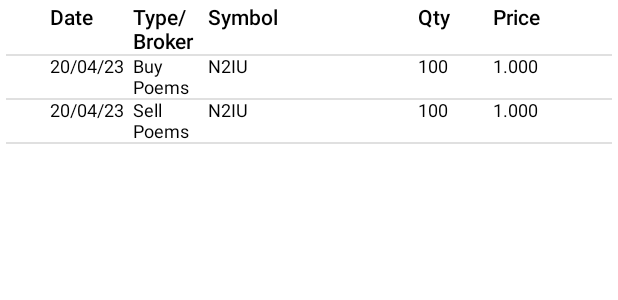
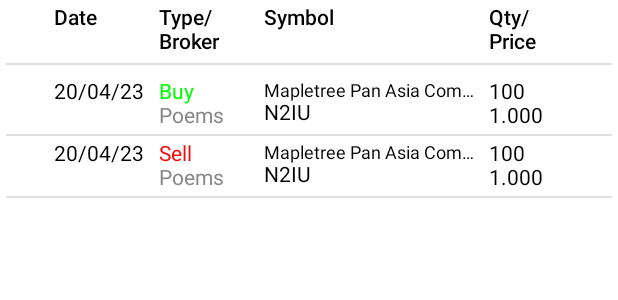
Before and after one commit to PohAnson/StockPortfolio, an Android app built with Jetpack Compose: the @Preview function TransactionTablePreview, on a phone screen of 412 x 824 dp. Shown: the top 300 px of the screen. Run offline under Robolectric (Android 15) with nearby library versions, the phone set to English and light mode, and no system bars; our stand-ins replace Room's generated code.

Commit message:
Improved UI for Transaction Listing

```diff
--- a/OwlioApp/app/src/main/java/com/example/owlio/data/OwlioDatabase.kt
+++ b/OwlioApp/app/src/main/java/com/example/owlio/data/OwlioDatabase.kt
@@ -20,7 +20,7 @@ abstract class OwlioDatabase : RoomDatabase() {
             return INSTANCE ?: synchronized(this) {
                 Room.databaseBuilder(
                     context.applicationContext, OwlioDatabase::class.java, "stock_info"
-                ).fallbackToDestructiveMigration().createFromAsset("databases/stock_info.db")
+                ).fallbackToDestructiveMigration().createFromAsset("databases/prepopulated_data.db")
                     .build().also {
                         INSTANCE = it
                     }
--- a/OwlioApp/app/src/main/java/com/example/owlio/ui/screen/transaction/TransactionScreen.kt
+++ b/OwlioApp/app/src/main/java/com/example/owlio/ui/screen/transaction/TransactionScreen.kt
@@ -3,7 +3,6 @@ package com.example.owlio.ui.screen.transaction
 import androidx.compose.foundation.layout.Box
 import androidx.compose.foundation.layout.fillMaxSize
 import androidx.compose.foundation.layout.padding
-import androidx.compose.material.ExperimentalMaterialApi
 import androidx.compose.material.FloatingActionButton
 import androidx.compose.material.Icon
 import androidx.compose.material.icons.Icons
@@ -16,17 +15,17 @@ import androidx.compose.ui.unit.dp
 import androidx.hilt.navigation.compose.hiltViewModel
 import com.example.owlio.model.Transaction
 
-@OptIn(ExperimentalMaterialApi::class)
 @Composable
 fun TransactionScreen(goToTransactionForm: () -> Unit, modifier: Modifier = Modifier) {
     val vm: TransactionViewModel = hiltViewModel()
     val transactionList: List<Transaction> = vm.transactionListState.collectAsState(listOf()).value
+    val stockInfoMapping = vm.stockInfoMapping.collectAsState(initial = mapOf()).value
 
     Box(
         modifier = modifier.fillMaxSize(1f)
     ) {
 
-        TransactionTable(transactionList = transactionList)
+        TransactionTable(transactionList = transactionList, stockInfoMapping = stockInfoMapping)
 
         FloatingActionButton(
             onClick = { goToTransactionForm() }, modifier = Modifier
--- a/OwlioApp/app/src/main/java/com/example/owlio/ui/screen/transaction/TransactionTable.kt
+++ b/OwlioApp/app/src/main/java/com/example/owlio/ui/screen/transaction/TransactionTable.kt
@@ -12,13 +12,16 @@ import androidx.compose.material.Text
 import androidx.compose.runtime.Composable
 import androidx.compose.ui.Alignment
 import androidx.compose.ui.Modifier
+import androidx.compose.ui.graphics.Color
 import androidx.compose.ui.text.TextStyle
 import androidx.compose.ui.text.font.FontWeight
+import androidx.compose.ui.text.style.TextOverflow
 import androidx.compose.ui.tooling.preview.Preview
 import androidx.compose.ui.unit.Dp
 import androidx.compose.ui.unit.dp
 import androidx.compose.ui.unit.sp
 import com.example.owlio.model.Broker
+import com.example.owlio.model.StockInfo
 import com.example.owlio.model.TradeType
 import com.example.owlio.model.Transaction
 import com.example.owlio.utils.toDate
@@ -27,15 +30,15 @@ import java.time.LocalDate
 import java.time.format.DateTimeFormatter
 
 @Composable
-fun TransactionTable(transactionList: List<Transaction>) {
-    val headerTitle: List<String> = listOf("Date", "Type/\nBroker", "Symbol", "Qty", "Price")
+fun TransactionTable(transactionList: List<Transaction>, stockInfoMapping: Map<String, StockInfo>) {
+    val headerTitle: List<String> = listOf("Date", "Type/\nBroker", "Symbol", "Qty/\nPrice")
+
     fun cellWidth(index: Int): Dp {
         return when (index) {
-            0 -> 55.dp
-            1 -> 50.dp
-            2 -> 140.dp
+            0 -> 70.dp
+            1 -> 70.dp
+            2 -> 150.dp
             3 -> 50.dp
-            4 -> 50.dp
             else -> 0.dp
         }
     }
@@ -54,11 +57,11 @@ fun TransactionTable(transactionList: List<Transaction>) {
                     )
                 }
             }
-            Divider()
+            Divider(Modifier.padding(vertical = 6.dp))
         }
         items(transactionList, key = { it.transactionId }) {
             TransactionRow(
-                transaction = it, cellWidth = ::cellWidth
+                transaction = it, stockInfoMapping[it.stockCode], cellWidth = ::cellWidth
             )
             Divider()
         }
@@ -67,40 +70,60 @@ fun TransactionTable(transactionList: List<Transaction>) {
 
 
 @Composable
-fun TransactionRow(transaction: Transaction, cellWidth: (Int) -> Dp) {
-    val cellTextStyle = TextStyle(fontSize = 12.sp)
-    Row {
-
+fun TransactionRow(transaction: Transaction, stockInfo: StockInfo?, cellWidth: (Int) -> Dp) {
+    val cellTextStyle = TextStyle(fontSize = 14.sp)
+    Row(Modifier.padding(vertical = 4.dp)) {
+        //Date
         Text(
             transaction.tradeDate.toLocalDate().format(DateTimeFormatter.ofPattern("dd/MM/yy")),
             modifier = Modifier.width(cellWidth(0)),
             style = cellTextStyle
         )
+
+        // Type/Broker
         Column(modifier = Modifier.width(cellWidth(1))) {
             Text(
                 transaction.tradeType.name,
+                style = cellTextStyle,
+                color = when (transaction.tradeType) {
+                    TradeType.Buy -> Color.Green
+                    TradeType.Sell -> Color.Red
+                    TradeType.INVALID -> Color.LightGray
+                }
 
-                style = cellTextStyle
             )
-            Text(text = transaction.broker.name, style = cellTextStyle)
+            Text(text = transaction.broker.name, style = cellTextStyle, color = Color.Gray)
+
         }
+
+        // Symbol
         Column(
             modifier = Modifier.width(cellWidth(2))
         ) {
+            val fontSz = if ((stockInfo?.tradingName ?: "").length < 15) 14.sp else 12.sp
+
+            Text(
+                text = stockInfo?.tradingName ?: "UNKNOWN STOCK",
+                style = cellTextStyle,
+                fontSize = fontSz,
+                maxLines = 1,
+                overflow = TextOverflow.Ellipsis
+            )
+
             Text(transaction.stockCode, style = cellTextStyle)
         }
-        Text(
-            transaction.volume.toString(),
+
+        // Qty/Price
+        Column(
             modifier = Modifier.width(cellWidth(3)),
-            style = cellTextStyle
-        )
-
-
-        Text(
-            "%.3f".format(transaction.price),
-            modifier = Modifier.width(cellWidth(4)),
-            style = cellTextStyle
-        )
+        ) {
+            Text(
+                transaction.volume.toString(), style = cellTextStyle
+            )
+            Text(
+                "%.3f".format(transaction.price), style = cellTextStyle
+            )
+        }
     }
 }
 
@@ -115,6 +138,18 @@ fun TransactionTablePreview() {
             ), Transaction(
                 2, LocalDate.now().toDate(), "N2IU", Broker.Poems, TradeType.Sell, 1f, 100
             )
+        ), stockInfoMapping = mapOf(
+            "N2IU" to StockInfo(
+                "Mapletree Pan Asia Commercial Trust",
+                "N2IU",
+                null,
+                null,
+                null,
+                null,
+                null,
+                null,
+                null,
+            )
         )
     )
 
--- a/OwlioApp/app/src/main/java/com/example/owlio/ui/screen/transaction/TransactionViewModel.kt
+++ b/OwlioApp/app/src/main/java/com/example/owlio/ui/screen/transaction/TransactionViewModel.kt
@@ -2,20 +2,33 @@ package com.example.owlio.ui.screen.transaction
 
 import androidx.lifecycle.ViewModel
 import androidx.lifecycle.viewModelScope
+import com.example.owlio.data.StockInfoRepo
 import com.example.owlio.data.TransactionRepo
+import com.example.owlio.model.StockInfo
 import com.example.owlio.model.Transaction
 import dagger.hilt.android.lifecycle.HiltViewModel
+import kotlinx.coroutines.ExperimentalCoroutinesApi
+import kotlinx.coroutines.flow.Flow
 import kotlinx.coroutines.flow.SharingStarted
 import kotlinx.coroutines.flow.StateFlow
+import kotlinx.coroutines.flow.mapLatest
 import kotlinx.coroutines.flow.stateIn
 import javax.inject.Inject
 
 @HiltViewModel
-class TransactionViewModel @Inject constructor(transactionRepo: TransactionRepo) : ViewModel() {
+class TransactionViewModel @Inject constructor(
+    transactionRepo: TransactionRepo,
+    stockInfoRepo: StockInfoRepo
+) : ViewModel() {
     val transactionListState: StateFlow<List<Transaction>> =
         transactionRepo.getAllTransaction().stateIn(
             scope = viewModelScope,
             started = SharingStarted.WhileSubscribed(5_000L),
             initialValue = listOf()
         )
+
+    @OptIn(ExperimentalCoroutinesApi::class)
+    val stockInfoMapping: Flow<Map<String, StockInfo>> =
+        stockInfoRepo.getAllStock().mapLatest { it.map { it.tradingCode to it }.toMap() }
+
 }
```
Also changed, not shown: OwlioApp/app/src/main/assets/databases/prepopulated_data.db (added).
